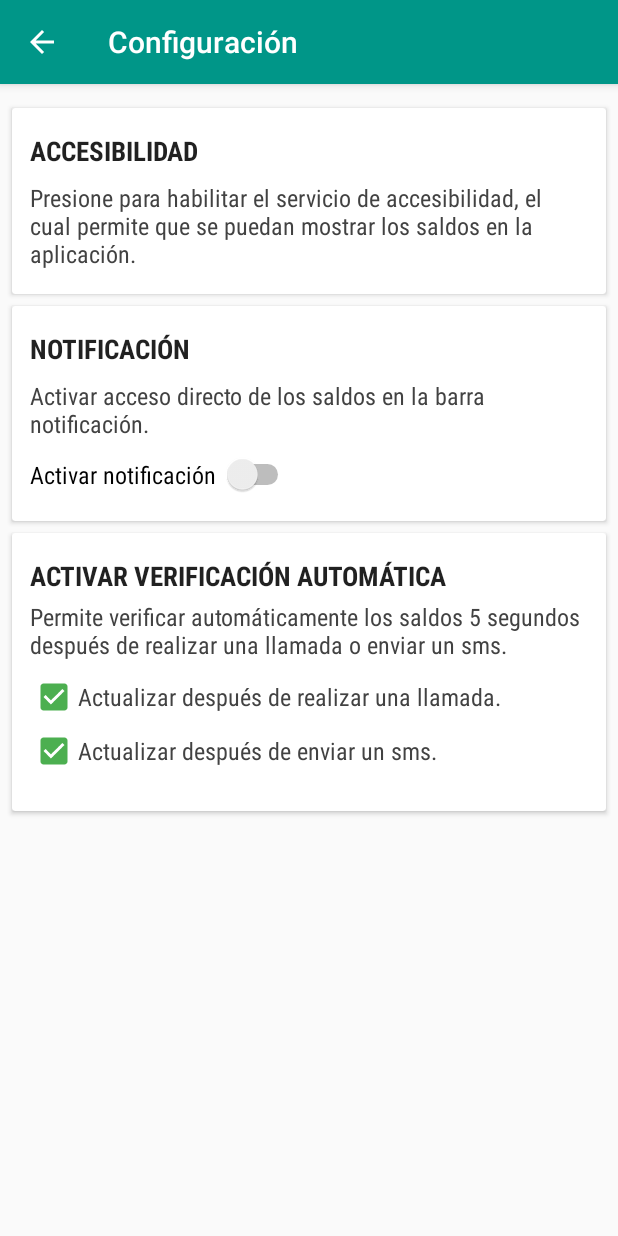
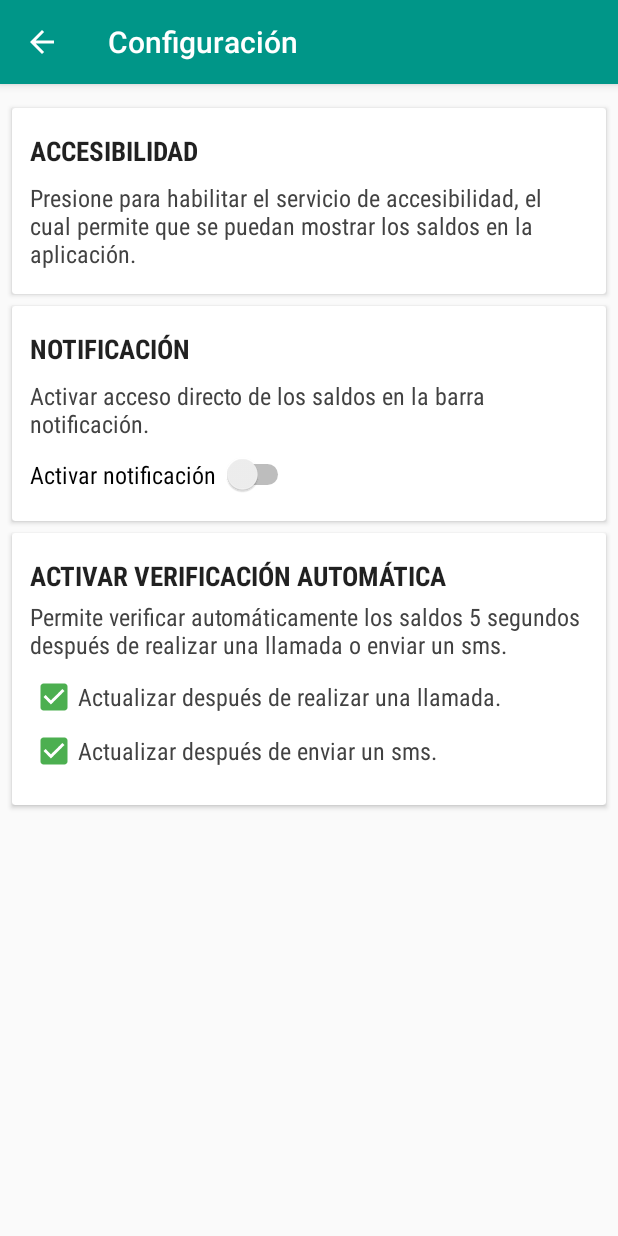
Before and after one commit to baaslaawe/USSD4ETECSA, an Android app: the ConfigActivity screen opened directly, with no data from a screen before it, on a phone screen of 412 x 824 dp. Run offline under Robolectric (Android 15) with nearby library versions, the phone set to English and light mode, and no system bars; libraries missing offline, so code that uses them is left out: com.j256.ormlite; 1 statement that could not run was skipped.

Commit message:
IU cambios

```diff
--- a/app/src/main/res/layout/content_config.xml
+++ b/app/src/main/res/layout/content_config.xml
@@ -10,14 +10,17 @@
     tools:context="dev.mad.ussd4etecsa.Ajustes.ConfigActivity"
     tools:showIn="@layout/activity_config">
 
+    <ScrollView
+        android:layout_width="match_parent"
+        android:layout_height="match_parent"
+        android:paddingBottom="24dp">
+
         <android.support.constraint.ConstraintLayout
             android:layout_width="match_parent"
             android:layout_height="match_parent"
             android:layout_alignParentLeft="true"
             android:layout_alignParentStart="true"
-        android:layout_alignParentTop="true"
-        android:layout_marginBottom="16dp"
-        android:paddingBottom="16dp">
+            android:layout_alignParentTop="true">
 
             <android.support.v7.widget.CardView
                 android:id="@+id/cv_accesibilidad"
@@ -158,11 +161,11 @@
                 android:id="@+id/cv_Call_Sms_Reciber"
                 android:layout_width="0dp"
                 android:layout_height="wrap_content"
-            android:layout_marginBottom="16dp"
+                android:layout_marginBottom="8dp"
                 android:layout_marginLeft="8dp"
                 android:layout_marginRight="8dp"
                 android:layout_marginTop="8dp"
-            android:paddingBottom="8dp"
+                app:layout_constraintBottom_toBottomOf="parent"
                 app:layout_constraintHorizontal_bias="0.0"
                 app:layout_constraintLeft_toLeftOf="parent"
                 app:layout_constraintRight_toRightOf="parent"
@@ -226,7 +229,7 @@
                         android:layout_alignLeft="@+id/cbx_config_call"
                         android:layout_alignStart="@+id/cbx_config_call"
                         android:layout_below="@+id/cbx_config_call"
-                    android:layout_marginBottom="8dp"
+                        android:layout_marginBottom="4dp"
                         android:layout_marginTop="4dp"
                         android:fontFamily="sans-serif-condensed"
                         android:paddingRight="4dp"
@@ -237,5 +240,6 @@
                 </RelativeLayout>
             </android.support.v7.widget.CardView>
         </android.support.constraint.ConstraintLayout>
+    </ScrollView>
 
 </RelativeLayout>
```
Lines whose indentation alone changed are shown as unchanged.
